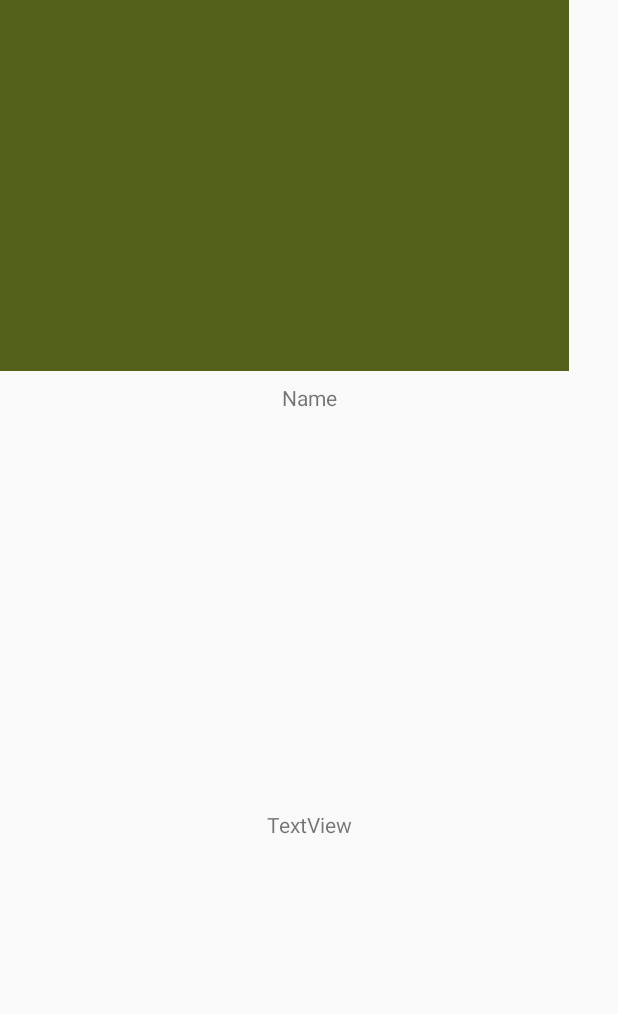
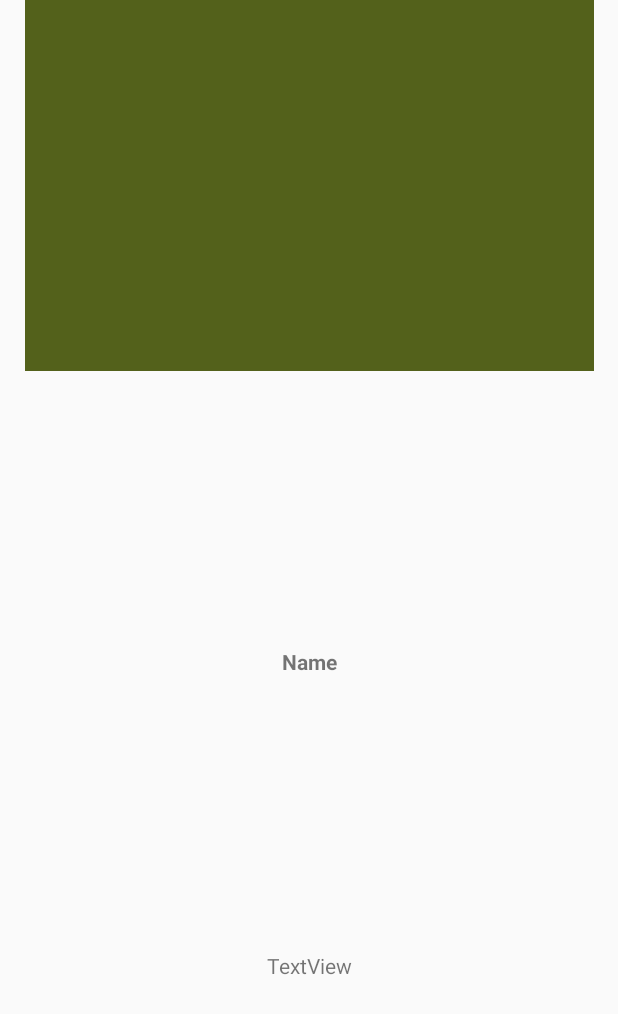
Before and after one commit to marnixsteel/EindwerkAndroidSTREAT, an Android app: the layout fragment_detail.xml on its own in the app's theme, with its tools: preview values and no code run, on a phone screen of 412 x 824 dp. Shown: the top 1014 px of the screen. Run offline under Robolectric (Android 15) with nearby library versions, the light colour scheme and no system bars.

Commit message:
detailscreen layout fixed dudes

```diff
--- a/app/src/main/res/layout/fragment_detail.xml
+++ b/app/src/main/res/layout/fragment_detail.xml
@@ -14,8 +14,8 @@
         android:layout_width="379dp"
         android:layout_height="247dp"
         android:src="@color/colorAccent"
-        tools:layout_editor_absoluteX="0dp"
-        tools:layout_editor_absoluteY="2dp" />
+        app:layout_constraintEnd_toEndOf="parent"
+        app:layout_constraintStart_toStartOf="parent" />
     android:id="@+id/iv_detail_image"
     android:layout_width="wrap_content"
     android:layout_height="196dp"
@@ -27,12 +27,15 @@
     <TextView
         android:id="@+id/tv_title_detail"
         android:layout_width="wrap_content"
-        android:layout_height="wrap_content"
-        android:layout_marginEnd="8dp"
-        android:layout_marginStart="8dp"
-        android:layout_marginTop="8dp"
+        android:layout_height="19dp"
+        android:layout_marginBottom="16dp"
+        android:layout_marginTop="16dp"
         android:text="TextView"
+        android:textSize="14sp"
+        android:textStyle="bold"
+        app:layout_constraintBottom_toTopOf="@+id/tv_description_detail"
         app:layout_constraintEnd_toEndOf="parent"
+        app:layout_constraintHorizontal_bias="0.5"
         app:layout_constraintStart_toStartOf="parent"
         app:layout_constraintTop_toBottomOf="@+id/iv_detail_pic"
         tools:text="Name" />
@@ -44,17 +47,15 @@
 
     <TextView
         android:id="@+id/tv_description_detail"
-        android:layout_width="wrap_content"
-        android:layout_height="wrap_content"
-        android:layout_marginBottom="8dp"
-        android:layout_marginTop="8dp"
+        android:layout_width="216dp"
+        android:layout_height="178dp"
+        android:layout_marginBottom="12dp"
         android:text="TextView"
         android:textAlignment="center"
         app:layout_constraintBottom_toBottomOf="parent"
         app:layout_constraintEnd_toEndOf="parent"
         app:layout_constraintHorizontal_bias="0.5"
-        app:layout_constraintStart_toStartOf="parent"
-        app:layout_constraintTop_toBottomOf="@+id/tv_title_detail" />
+        app:layout_constraintStart_toStartOf="parent" />
     app:layout_constraintBottom_toBottomOf="parent"
     app:layout_constraintLeft_toLeftOf="parent"
     app:layout_constraintRight_toRightOf="parent"
```
Lines whose indentation alone changed are shown as unchanged.
